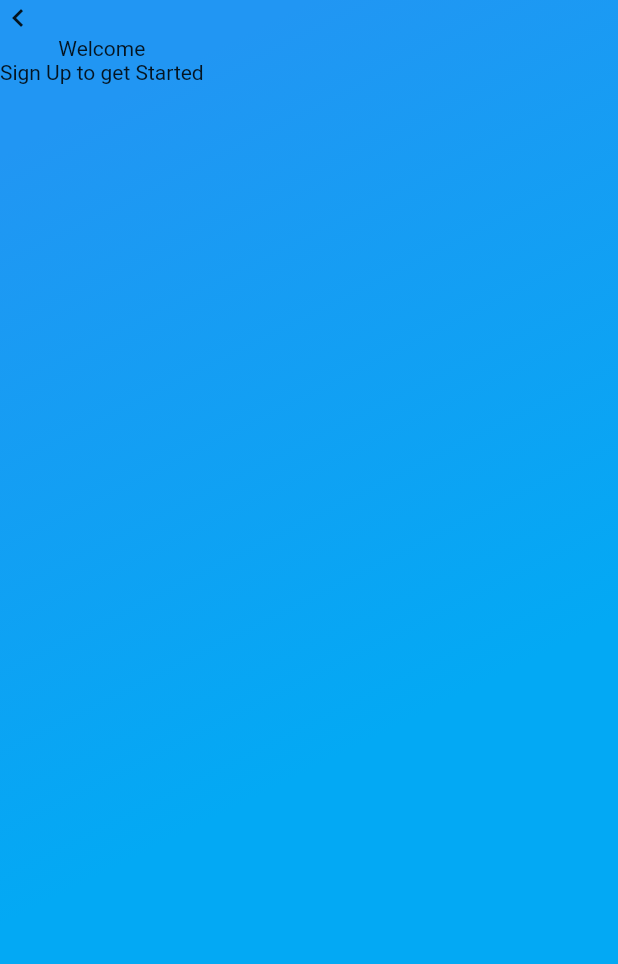
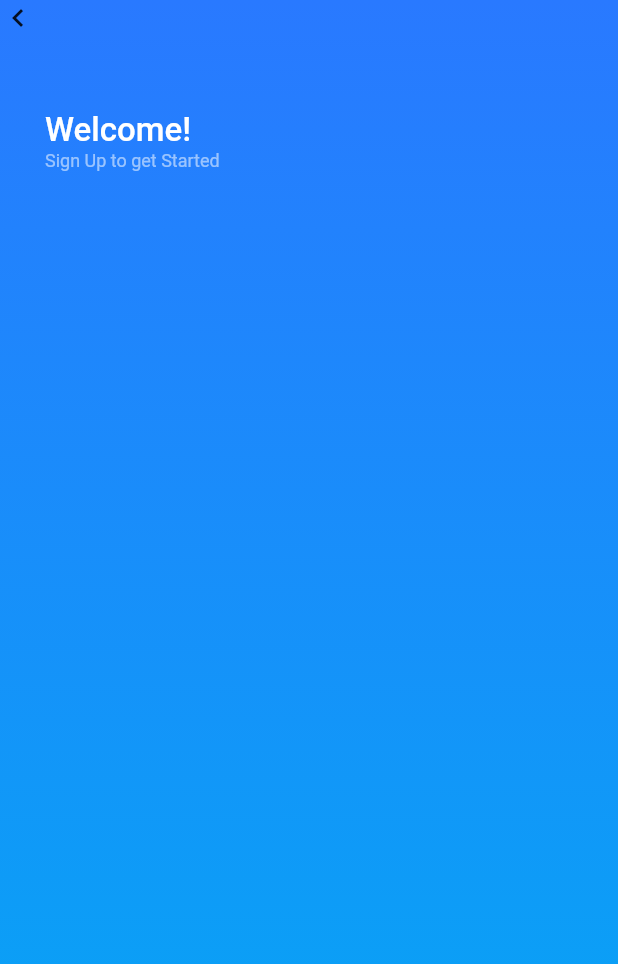
Before and after one commit to YogPanjarale/flutter_ui_challanges, a Flutter app: the screen it shows after launch, on a phone screen of 412 x 824 dp. Shown: the top 964 px of the screen. Run offline on Flutter 3.47's test engine with Material 2 defaults, Android fonts, the phone set to English and light mode, and no system bars.

Commit message:
welcome text done

```diff
--- a/lib/day/day_1.dart
+++ b/lib/day/day_1.dart
@@ -7,14 +7,14 @@ class Day1 extends StatelessWidget {
   Widget build(BuildContext context) {
     return Scaffold(
       body: Container(
-          decoration: const BoxDecoration(
+          decoration:   BoxDecoration(
             gradient: LinearGradient(
               begin: Alignment.topCenter,
-            colors: [Colors.blue, Colors.lightBlue],
-          )),
+              end: Alignment.bottomCenter,
+              colors: [Colors.blueAccent.shade400, Colors.lightBlue],
+            ),
+          ),
           child: Column(
-            mainAxisAlignment: MainAxisAlignment.start,
-                crossAxisAlignment: CrossAxisAlignment.start,
             children: [
               Row(
                 children: const [
@@ -23,16 +23,30 @@ class Day1 extends StatelessWidget {
                   ),
                 ],
               ),
-              Column(
-
-                children: const  [
+              const SizedBox(height: 50,),
+              Padding(
+                padding: const EdgeInsets.fromLTRB(30, 0, 30, 0),
+                child: Column(
+                  crossAxisAlignment: CrossAxisAlignment.stretch,
+                  children: const [
                     Text(
-                    "Welcome",
+                      "Welcome!",
+                      style: TextStyle(
+                        fontWeight: FontWeight.w500,
+                        fontSize: 22,
+                        color: Colors.white,
+                      ),
                     ),
                     Text(
                       "Sign Up to get Started",
+                      style: TextStyle(
+                        fontWeight: FontWeight.w400,
+                        fontSize: 12,
+                        color: Colors.white54,
+                      ),
                     ),
                   ],
+                ),
               ),
             ],
           )),
```
Lines whose indentation alone changed are shown as unchanged.
